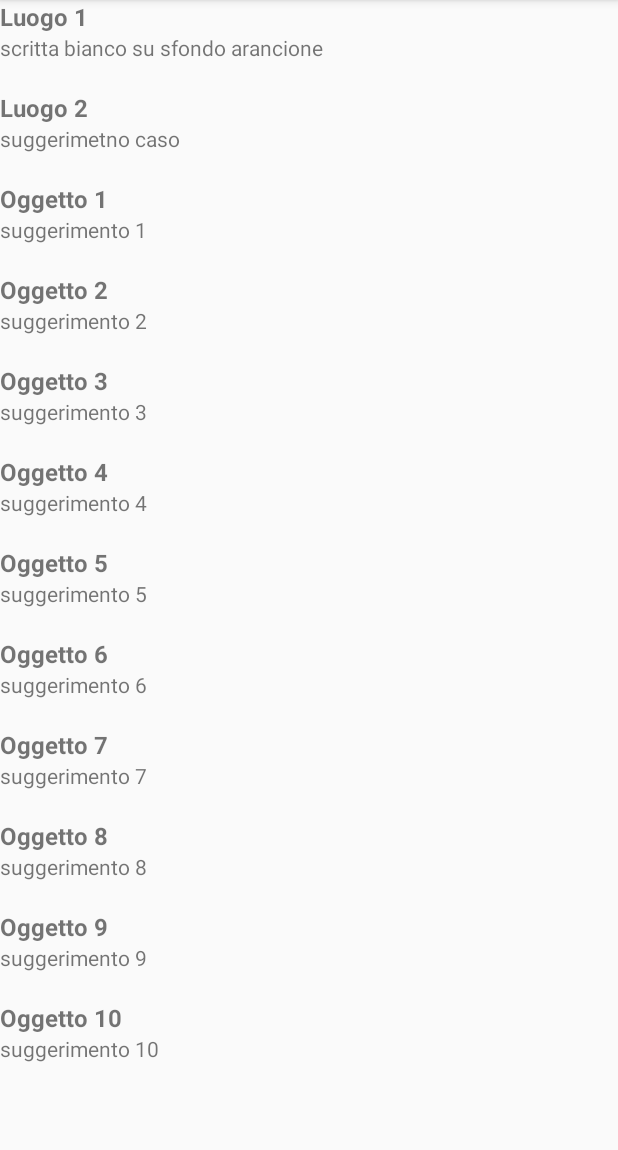
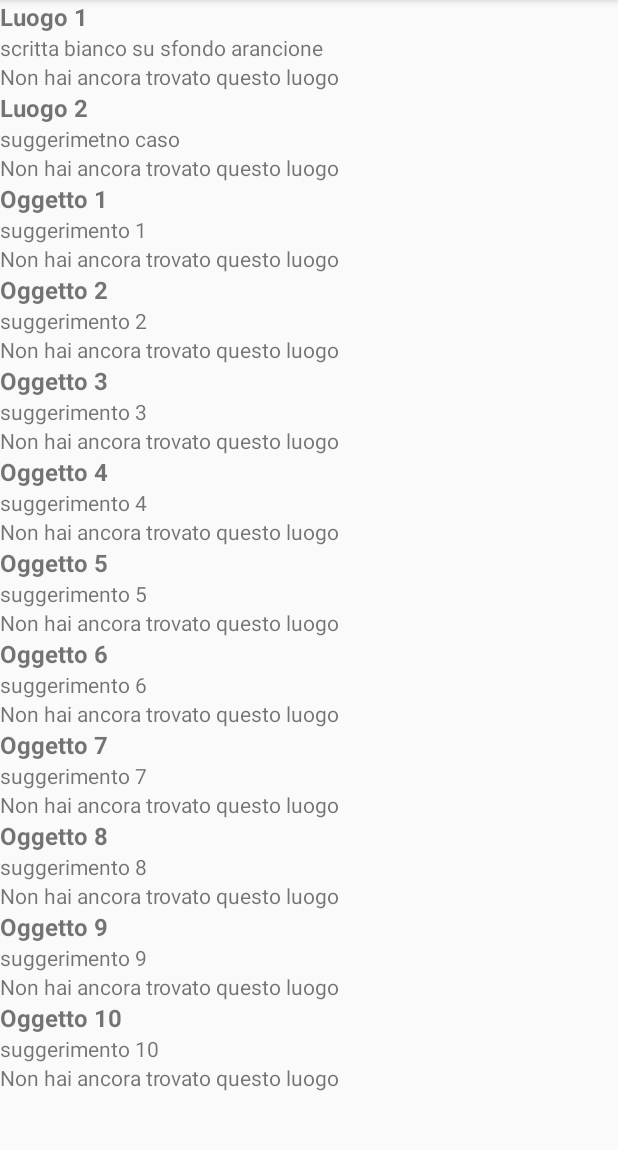
Before and after one commit to Difratta/CacciaAlTesoro, an Android app: the screen it shows after launch (ListaLuoghiActivity), after a tap on "Lista dei posti nascosti", on a phone screen of 412 x 824 dp, the part 84-1234 px from its top. Run offline under Robolectric (Android 15) with nearby library versions, the phone set to English and light mode, and no system bars; libraries missing offline, so code that uses them is left out: com.google.zxing.integration; 1 other tap on this screen came first.

Commit message:
cambiata icona ma bisogna ancora sistemare la lista

```diff
--- a/app/src/main/java/com/example/myapplication/ListaLuoghiActivity.java
+++ b/app/src/main/java/com/example/myapplication/ListaLuoghiActivity.java
@@ -1,5 +1,7 @@
 package com.example.myapplication;
+import android.os.Build;
 import android.os.Bundle;
+import android.util.Log;
 
 import androidx.appcompat.app.AppCompatActivity;
 import androidx.recyclerview.widget.LinearLayoutManager;
@@ -12,15 +14,13 @@ public class ListaLuoghiActivity extends AppCompatActivity {
 
     private RecyclerView recyclerView;
     private LuoghiAdapter luoghiAdapter;
-    private List<MarkerInfo> luoghi = new ArrayList<>();
-
-
+    private ArrayList<MarkerInfo> luoghi;
     @Override
     protected void onCreate(Bundle savedInstanceState) {
         super.onCreate(savedInstanceState);
         setContentView(R.layout.lista_luoghi_layout);
 
-        // Recupero dei dati dei luoghi (esempio)
+        // Recupero dei luoghi
         luoghi = getLuoghi();
 
         // Configurazione del RecyclerView
@@ -28,13 +28,12 @@ public class ListaLuoghiActivity extends AppCompatActivity {
         recyclerView.setLayoutManager(new LinearLayoutManager(this));
 
         // Creazione e assegnazione dell'adapter
-        luoghiAdapter = new LuoghiAdapter(luoghi);
+        luoghiAdapter = new LuoghiAdapter(this.luoghi);
         recyclerView.setAdapter(luoghiAdapter);
+
     }
-
-    // Metodo di esempio per ottenere la lista dei luoghi
-    public List<MarkerInfo> getLuoghi() {
-        List<MarkerInfo> luogo = new ArrayList<>();
+    public ArrayList<MarkerInfo> getLuoghi() {
+        ArrayList<MarkerInfo> luogo = new ArrayList<>();
         // Aggiungi i tuoi luoghi alla lista
         luogo.add(new MarkerInfo("Luogo 1", 44.41102381169466, 8.969132339177387, "Descrizione 1", "scritta bianco su sfondo arancione"));
         luogo.add(new MarkerInfo("Luogo 2", 44.411109, 8.969132339177387, "Descrizione 2", "suggerimetno caso"));
@@ -51,4 +50,8 @@ public class ListaLuoghiActivity extends AppCompatActivity {
 
         return luogo;
     }
+
+    public void setLuoghi(ArrayList<MarkerInfo> luoghi) {
+        this.luoghi = luoghi;
+    }
 }
--- a/app/src/main/java/com/example/myapplication/LuoghiAdapter.java
+++ b/app/src/main/java/com/example/myapplication/LuoghiAdapter.java
@@ -1,6 +1,7 @@
 package com.example.myapplication;
 
 import android.graphics.Color;
+import android.util.Log;
 import android.view.LayoutInflater;
 import android.view.View;
 import android.view.ViewGroup;
@@ -9,13 +10,15 @@ import android.widget.TextView;
 import androidx.annotation.NonNull;
 import androidx.recyclerview.widget.RecyclerView;
 
+import java.util.ArrayList;
 import java.util.List;
 
 public class LuoghiAdapter extends RecyclerView.Adapter<LuoghiAdapter.LuogoViewHolder> {
 
-    private List<MarkerInfo> luoghi;
+    private final String TAG = "LuoghiAdapter";
+    private ArrayList<MarkerInfo> luoghi;
 
-    public LuoghiAdapter(List<MarkerInfo> luoghi) {
+    public LuoghiAdapter(ArrayList<MarkerInfo> luoghi) {
         this.luoghi = luoghi;
     }
 
@@ -31,16 +34,25 @@ public class LuoghiAdapter extends RecyclerView.Adapter<LuoghiAdapter.LuogoViewH
         MarkerInfo luogo = luoghi.get(position);
         holder.bind(luogo);
     }
-
     @Override
     public int getItemCount() {
+        if (luoghi == null) {
+            Log.d(TAG, "getItemCount: luoghi è null");
+            return 0;
+        }
         return luoghi.size();
     }
+
+    public void updateLuoghi(List<MarkerInfo> newLuoghi) {
+        luoghi.clear();
+        luoghi.addAll(newLuoghi);
+        notifyDataSetChanged();
+    }
+
 
     public class LuogoViewHolder extends RecyclerView.ViewHolder {
 
         private TextView nomeTextView;
-
         private TextView suggerimentoTextView;
         private TextView descrizioneTextView;
 
@@ -52,18 +64,16 @@ public class LuoghiAdapter extends RecyclerView.Adapter<LuoghiAdapter.LuogoViewH
             descrizioneTextView = itemView.findViewById(R.id.descrizione_text_view);
         }
 
-        public void updateMarker(MarkerInfo luogo){
-            if (luogo.getTrovato()){
-                descrizioneTextView.setText(luogo.getDescrizione());
-                itemView.setBackgroundColor(Color.GREEN);
-            }else {
-                descrizioneTextView.setText("Non trovato");
-            }
-        }
+
 
         public void bind(MarkerInfo luogo) {
             nomeTextView.setText(luogo.getNome());
             suggerimentoTextView.setText(luogo.getSuggerimento());
+            if (luogo.getTrovato()){
+                descrizioneTextView.setText(luogo.getDescrizione());
+            } else {
+                descrizioneTextView.setText("Non hai ancora trovato questo luogo");
+            }
         }
     }
 }
--- a/app/src/main/java/com/example/myapplication/MainActivity.java
+++ b/app/src/main/java/com/example/myapplication/MainActivity.java
@@ -6,6 +6,7 @@ import android.content.pm.PackageManager;
 import android.graphics.Color;
 import android.location.Location;
 import android.os.Bundle;
+import android.os.Parcelable;
 import android.util.Log;
 import android.view.MenuItem;
 import android.view.View;
@@ -17,6 +18,7 @@ import androidx.core.app.ActivityCompat;
 import androidx.core.content.ContextCompat;
 import androidx.core.view.GravityCompat;
 import androidx.drawerlayout.widget.DrawerLayout;
+import androidx.recyclerview.widget.LinearLayoutManager;
 import androidx.recyclerview.widget.RecyclerView;
 
 import com.google.android.gms.location.FusedLocationProviderClient;
@@ -50,10 +52,9 @@ public class MainActivity extends AppCompatActivity implements OnMapReadyCallbac
     private Circle searchCircle;
     private NavigationView navigationView;
     private DrawerLayout drawerLayout;
-    private final ListaLuoghiActivity listaLuoghiActivity = new ListaLuoghiActivity();
-    private List<MarkerInfo> markerInfoList = new ArrayList<>();
-    private LuoghiAdapter luoghiAdapter;
-    private RecyclerView recyclerView;
+    public ArrayList<MarkerInfo> markerInfoList = new ArrayList<>();
+    private ListaLuoghiActivity listaLuoghiActivity;
+    private LuoghiAdapter luoghiAdapter = new LuoghiAdapter(markerInfoList);
 
 
 
@@ -82,6 +83,10 @@ public class MainActivity extends AppCompatActivity implements OnMapReadyCallbac
         navigationView = findViewById(R.id.nav_view);
         navigationView.setItemIconTintList(null);
         navigationView.setNavigationItemSelectedListener(this);
+
+        listaLuoghiActivity = new ListaLuoghiActivity();
+        markerInfoList = listaLuoghiActivity.getLuoghi();
+        listaLuoghiActivity.setLuoghi(markerInfoList);
     }
 
     @Override
@@ -90,7 +95,7 @@ public class MainActivity extends AppCompatActivity implements OnMapReadyCallbac
 
         LatLng genoa = new LatLng(GENOA_LATITUDE, GENOA_LONGITUDE);
         mMap.moveCamera(CameraUpdateFactory.newLatLngZoom(genoa, 12));
-        markerInfoList = listaLuoghiActivity.getLuoghi();
+
         mMap.setOnMyLocationChangeListener(location -> {
             if (location != null) {
                 LatLng currentLatLng = new LatLng(location.getLatitude(), location.getLongitude());
@@ -157,7 +162,7 @@ public class MainActivity extends AppCompatActivity implements OnMapReadyCallbac
 
     private void showHiddenPoint(LatLng point, MarkerInfo markerInfo) {
         int index = visibleMarkers.size();
-        if (index < listaLuoghiActivity.getLuoghi().size()) {
+        if (index < markerInfoList.size()) {
             MarkerOptions markerOptions = new MarkerOptions()
                     .position(point)
                     .title(markerInfo.getNome());
@@ -178,26 +183,24 @@ public class MainActivity extends AppCompatActivity implements OnMapReadyCallbac
         IntentResult result = IntentIntegrator.parseActivityResult(requestCode, resultCode, data);
         if (result != null && result.getContents() != null) {
             String scannedQRCode = result.getContents();
-            markerInfoList = listaLuoghiActivity.getLuoghi();
 
             for (Marker marker : visibleMarkers) {
                 String qrCode = marker.getTitle();
                 if (qrCode != null && qrCode.equals(scannedQRCode)) {
                     for(MarkerInfo markinfo : markerInfoList) {
-                        Log.i("Prima dell' if: ", "Nome: " +markinfo.getNome()+""+markinfo.getTrovato());
+                        Log.i("Prima dell' if: ", "Nome: " +markinfo.getNome()+" "+markinfo.getTrovato());
                         if(markinfo.getNome().equals(qrCode)){
                             markinfo.setTrovato(true);
+                            Log.i("Dopo dell' if: ", "Nome: " +markinfo.getNome()+" "+markinfo.getTrovato());
+                            break;
                         }
-                        Log.i("Dopo dell' if: ", "Nome: " +markinfo.getNome()+""+markinfo.getTrovato());
                     }
                     marker.setIcon(BitmapDescriptorFactory.defaultMarker(BitmapDescriptorFactory.HUE_GREEN));
                     Toast.makeText(this, qrCode, Toast.LENGTH_LONG).show();
                     break;
                 }
             }
-            if (luoghiAdapter != null) {
-                luoghiAdapter.notifyDataSetChanged();
-            }
+            luoghiAdapter.updateLuoghi(markerInfoList);
         }
     }
     @Override
@@ -212,4 +215,6 @@ public class MainActivity extends AppCompatActivity implements OnMapReadyCallbac
         drawerLayout.closeDrawer(GravityCompat.START);
         return true;
     }
+
+
 }
--- a/app/src/main/res/layout/nav_header_main.xml
+++ b/app/src/main/res/layout/nav_header_main.xml
@@ -7,17 +7,15 @@
     <TextView
         android:layout_width="match_parent"
         android:layout_height="wrap_content"
-        android:text="Benvenuto"
+        android:text="Funzionalità"
         android:textColor="#000000"
-        android:textSize="40dp"
+        android:textSize="30dp"
         android:gravity="center_horizontal" />
 
     <TextView
         android:layout_width="match_parent"
         android:layout_height="wrap_content"
-        android:text="Lista dei luoghi nascosti"
         android:textColor="#000000"
-        android:textSize="30dp"
         android:gravity="center_horizontal" />
 
 </LinearLayout>
```
Also changed, not shown: app/src/main/res/layout/activity_main.xml (+6 -2 lines), app/src/main/res/menu/activity_main_drawer.xml (+0 -10 lines).
